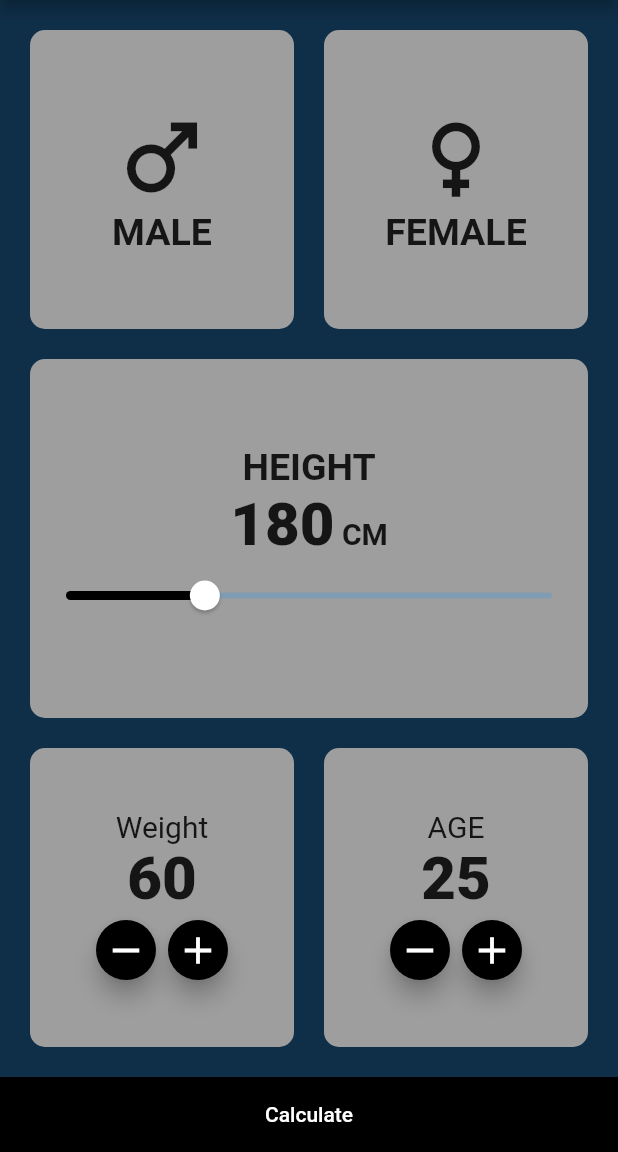
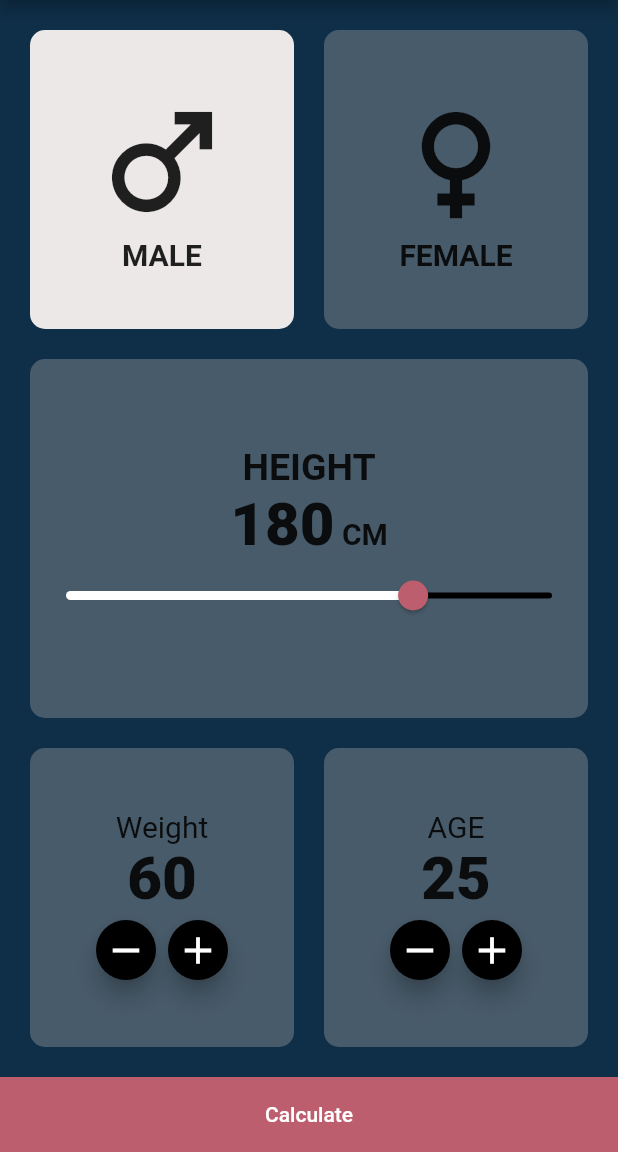
Before and after one commit to RanaEssam03/BMI_Calculator, a Flutter app: the screen it shows after launch, on a phone screen of 412 x 824 dp, the part 84-1236 px from its top. Run offline on Flutter 3.47's test engine with Material 2 defaults, Android fonts, the phone set to English and light mode, and no system bars.

Commit message:
Update bmi_screen.dart
update the design

```diff
--- a/lib/screens/bmi_screen.dart
+++ b/lib/screens/bmi_screen.dart
@@ -6,10 +6,12 @@ class BMiScreen extends StatefulWidget {
 }
 
 class _BMiScreen extends State<BMiScreen> {
+  bool isMale = true;
+  double height = 180;
+  var weight = 60;
+  var age = 25;
   @override
   Widget build(BuildContext context) {
-    var weight = 60;
-    var age = 25;
     return Scaffold(
       backgroundColor: Color.fromARGB(255, 15, 47, 72),
       appBar: AppBar(
@@ -23,10 +25,18 @@ class _BMiScreen extends State<BMiScreen> {
               padding: const EdgeInsets.all(20.0),
               child: Row(children: [
                 Expanded(
+                  child: GestureDetector(
+                    onTap: () {
+                      setState(() {
+                        isMale = true;
+                      });
+                    },
                     child: Container(
                       decoration: BoxDecoration(
                         borderRadius: BorderRadius.circular(10.0),
-                      color: Colors.grey,
+                        color: isMale
+                            ? Color.fromARGB(255, 236, 232, 232)
+                            : Colors.grey.withOpacity(0.4),
                       ),
                       child: Column(
                         mainAxisAlignment: MainAxisAlignment.center,
@@ -34,15 +44,16 @@ class _BMiScreen extends State<BMiScreen> {
                         children: [
                           const Icon(
                             Icons.male,
-                          size: 70.0,
+                            size: 100.0,
                           ),
                           // ignore: prefer_const_constructors
                           Text("MALE",
                               style: const TextStyle(
-                              fontSize: 25.0,
+                                fontSize: 20.0,
                                 fontWeight: FontWeight.bold,
                               ))
                         ],
+                      ),
                     ),
                   ),
                 ),
@@ -50,10 +61,18 @@ class _BMiScreen extends State<BMiScreen> {
                   width: 20,
                 ),
                 Expanded(
+                  child: GestureDetector(
+                    onTap: () {
+                      setState(() {
+                        isMale = false;
+                      });
+                    },
                     child: Container(
                       decoration: BoxDecoration(
                         borderRadius: BorderRadius.circular(10.0),
-                      color: Colors.grey,
+                        color: !isMale
+                            ? Color.fromARGB(255, 236, 232, 232)
+                            : Colors.grey.withOpacity(0.4),
                       ),
                       child: Column(
                         mainAxisAlignment: MainAxisAlignment.center,
@@ -61,15 +80,16 @@ class _BMiScreen extends State<BMiScreen> {
                         children: [
                           const Icon(
                             Icons.female,
-                          size: 70.0,
+                            size: 100.0,
                           ),
                           // ignore: prefer_const_constructors
                           Text("FEMALE",
                               style: const TextStyle(
-                              fontSize: 25.0,
+                                fontSize: 20.0,
                                 fontWeight: FontWeight.bold,
                               ))
                         ],
+                      ),
                     ),
                   ),
                 ),
@@ -84,7 +104,7 @@ class _BMiScreen extends State<BMiScreen> {
               child: Container(
                 decoration: BoxDecoration(
                     borderRadius: BorderRadius.circular(10.0),
-                    color: Colors.grey),
+                    color: Colors.grey.withOpacity(0.4)),
                 child: Column(
                   mainAxisAlignment: MainAxisAlignment.center,
                   children: [
@@ -99,8 +119,8 @@ class _BMiScreen extends State<BMiScreen> {
                       textBaseline: TextBaseline.alphabetic,
                       // ignore: prefer_const_literals_to_create_immutables
                       children: [
-                        const Text("180",
-                            style: TextStyle(
+                        Text(height.round().toString(),
+                            style: const TextStyle(
                               fontSize: 40.0,
                               fontWeight: FontWeight.w900,
                             )),
@@ -116,13 +136,16 @@ class _BMiScreen extends State<BMiScreen> {
                       ],
                     ),
                     Slider(
-                      activeColor: Colors.black,
-                      thumbColor: Colors.white,
-                      value: 120.0,
+                      inactiveColor: Colors.black,
+                      activeColor: Colors.white,
+                      thumbColor: const Color.fromARGB(255, 189, 94, 110),
+                      value: height,
                       max: 220.0,
                       min: 80.0,
                       onChanged: (value) {
-                        print(value);
+                        setState(() {
+                          height = value;
+                        });
                       },
                     ),
                   ],
@@ -140,19 +163,19 @@ class _BMiScreen extends State<BMiScreen> {
                     child: Container(
                       decoration: BoxDecoration(
                         borderRadius: BorderRadius.circular(10),
-                        color: Colors.grey,
+                        color: Colors.grey.withOpacity(0.4),
                       ),
                       child: Column(
                           mainAxisAlignment: MainAxisAlignment.center,
                           children: [
-                            Text(
+                            const Text(
                               "Weight",
                               style: TextStyle(
                                 fontSize: 20,
                               ),
                             ),
                             Text(weight.toString(),
-                                style: TextStyle(
+                                style: const TextStyle(
                                   fontSize: 40,
                                   fontWeight: FontWeight.w900,
                                 )),
@@ -163,11 +186,13 @@ class _BMiScreen extends State<BMiScreen> {
                                   mini: true,
                                   onPressed: () {
                                     setState(() {
-                                      weight = weight - 1;
+                                      if (weight > 0) {
+                                        weight--;
+                                      }
                                     });
                                   },
                                   backgroundColor: Colors.black,
-                                  child: Icon(
+                                  child: const Icon(
                                     Icons.remove,
                                     size: 30,
                                   ),
@@ -176,7 +201,7 @@ class _BMiScreen extends State<BMiScreen> {
                                   mini: true,
                                   onPressed: () {
                                     setState(() {
-                                      weight = weight + 1;
+                                      weight++;
                                     });
                                   },
                                   backgroundColor: Colors.black,
@@ -197,7 +222,7 @@ class _BMiScreen extends State<BMiScreen> {
                     child: Container(
                       decoration: BoxDecoration(
                         borderRadius: BorderRadius.circular(10),
-                        color: Colors.grey,
+                        color: Colors.grey.withOpacity(0.4),
                       ),
                       child: Column(
                           mainAxisAlignment: MainAxisAlignment.center,
@@ -220,11 +245,13 @@ class _BMiScreen extends State<BMiScreen> {
                                   mini: true,
                                   onPressed: () {
                                     setState(() {
-                                      age = age - 1;
+                                      if (age > 0) {
+                                        age--;
+                                      }
                                     });
                                   },
                                   backgroundColor: Colors.black,
-                                  child: Icon(
+                                  child: const Icon(
                                     Icons.remove,
                                     size: 30,
                                   ),
@@ -233,11 +260,11 @@ class _BMiScreen extends State<BMiScreen> {
                                   mini: true,
                                   onPressed: () {
                                     setState(() {
-                                      weight = weight + 1;
+                                      age++;
                                     });
                                   },
                                   backgroundColor: Colors.black,
-                                  child: Icon(
+                                  child: const Icon(
                                     Icons.add,
                                     size: 30,
                                   ),
@@ -253,7 +280,7 @@ class _BMiScreen extends State<BMiScreen> {
           ),
           Container(
             height: 50,
-            color: Colors.black,
+            color: Color.fromARGB(255, 189, 94, 110),
             width: double.infinity,
             child: MaterialButton(
               onPressed: () {},
```
Lines whose indentation alone changed are shown as unchanged.
